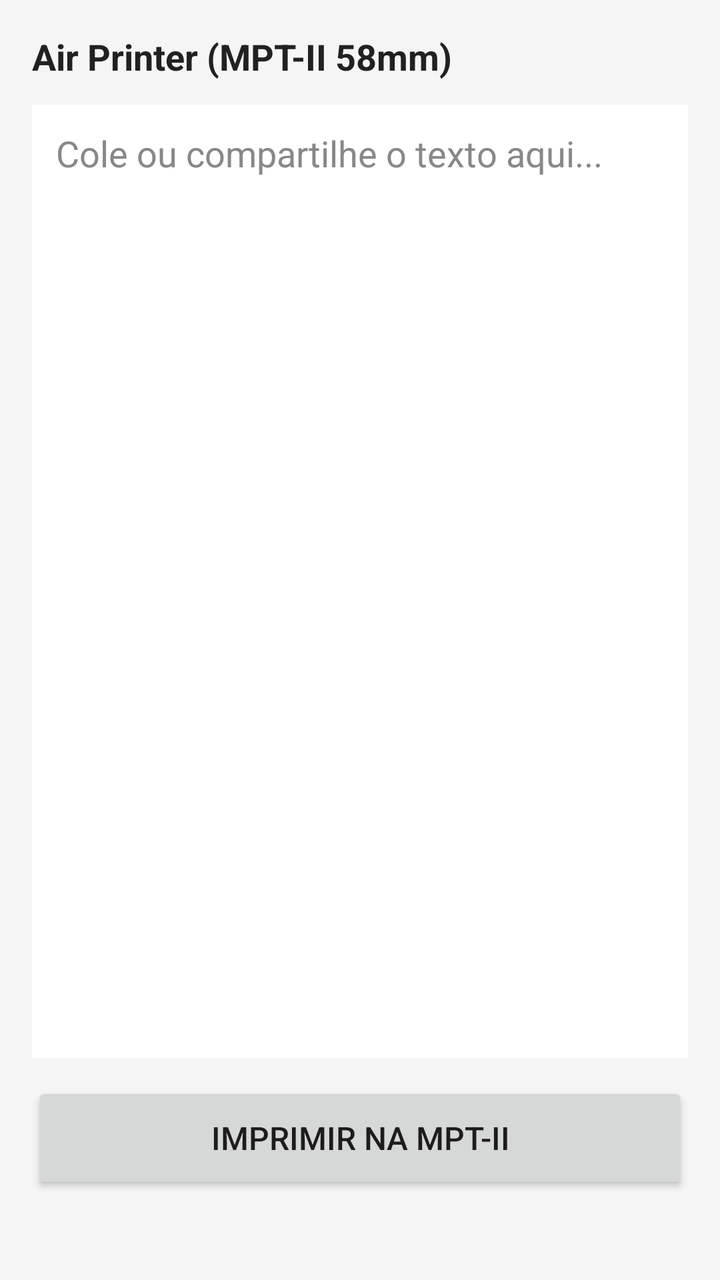
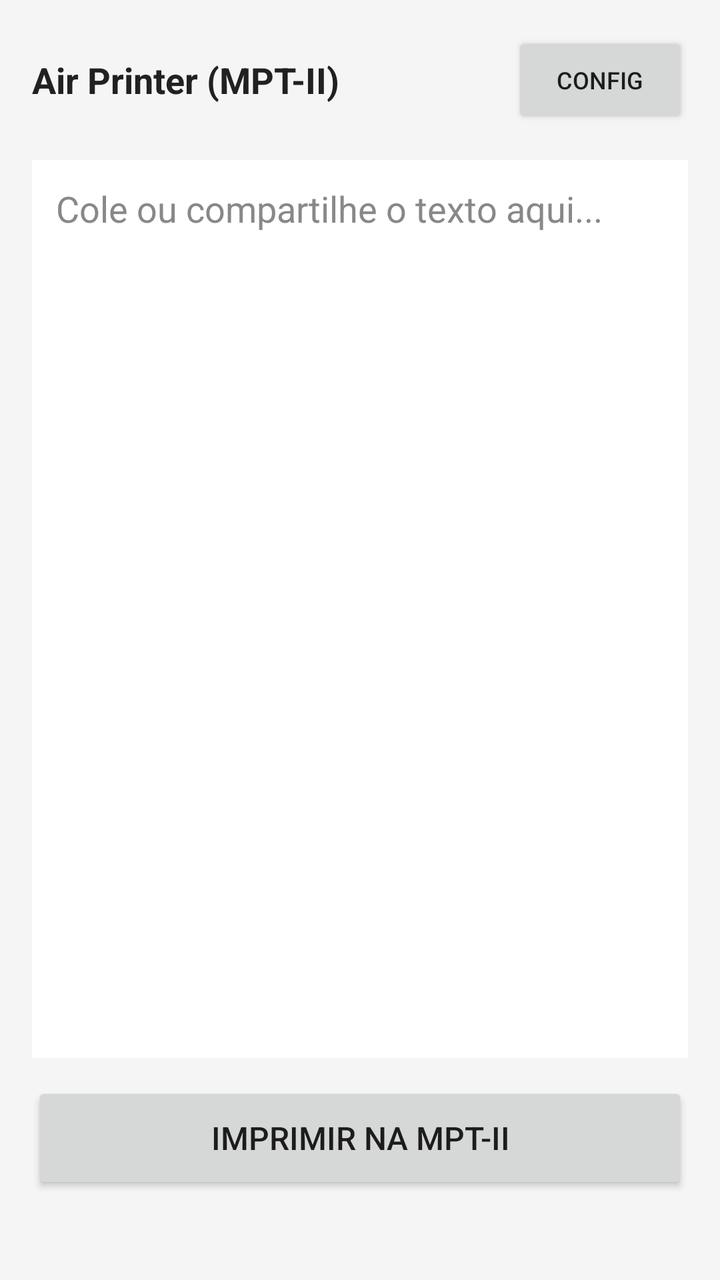

Screens rendered from an Android XML layout before and after an edit, with the pre-edit source and the edit as a unified diff.
<!-- AndroidManifest.xml: application theme Theme.AppCompat.Light.NoActionBar -->
<!-- res/layout/activity_main.xml -->
<?xml version="1.0" encoding="utf-8"?>
<LinearLayout xmlns:android="http://schemas.android.com/apk/res/android"
    android:layout_width="match_parent"
    android:layout_height="match_parent"
    android:orientation="vertical"
    android:padding="16dp"
    android:background="#F5F5F5">

    <TextView
        android:layout_width="wrap_content"
        android:layout_height="wrap_content"
        android:text="Air Printer (MPT-II 58mm)"
        android:textStyle="bold"
        android:textSize="18sp"
        android:textColor="#212121" />

    <EditText
        android:id="@+id/etContent"
        android:layout_width="match_parent"
        android:layout_height="0dp"
        android:layout_weight="1"
        android:gravity="top|start"
        android:hint="Cole ou compartilhe o texto aqui..."
        android:textColorHint="#888888"
        android:textColor="#000000"
        android:background="#FFFFFF"
        android:inputType="textMultiLine"
        android:padding="12dp"
        android:layout_marginTop="12dp"
        android:layout_marginBottom="12dp" />

    <Button
        android:id="@+id/btnPrint"
        android:layout_width="match_parent"
        android:layout_height="56dp"
        android:text="Imprimir na MPT-II"
        android:textSize="16sp" />

    <TextView
        android:id="@+id/tvStatus"
        android:layout_width="match_parent"
        android:layout_height="wrap_content"
        android:layout_marginTop="8dp"
        android:textColor="#333333"
        android:textAlignment="center" />
</LinearLayout>
<!-- resources referenced by this layout -->
<resources>

</resources>

<!-- the commit's change to res/layout/activity_main.xml (unified diff, before → after) -->
@@ -6,13 +6,29 @@
     android:padding="16dp"
     android:background="#F5F5F5">
 
-    <TextView
-        android:layout_width="wrap_content"
+    <LinearLayout
+        android:layout_width="match_parent"
         android:layout_height="wrap_content"
-        android:text="Air Printer (MPT-II 58mm)"
-        android:textStyle="bold"
-        android:textSize="18sp"
-        android:textColor="#212121" />
+        android:orientation="horizontal"
+        android:gravity="center_vertical"
+        android:layout_marginBottom="8dp">
+
+        <TextView
+            android:layout_width="0dp"
+            android:layout_height="wrap_content"
+            android:layout_weight="1"
+            android:text="Air Printer (MPT-II)"
+            android:textStyle="bold"
+            android:textSize="18sp"
+            android:textColor="#212121" />
+
+        <Button
+            android:id="@+id/btnSettings"
+            android:layout_width="wrap_content"
+            android:layout_height="wrap_content"
+            android:text="Config"
+            android:textSize="12sp" />
+    </LinearLayout>
 
     <EditText
         android:id="@+id/etContent"
@@ -26,7 +42,7 @@
         android:background="#FFFFFF"
         android:inputType="textMultiLine"
         android:padding="12dp"
-        android:layout_marginTop="12dp"
+        android:layout_marginTop="8dp"
         android:layout_marginBottom="12dp" />
 
     <Button
